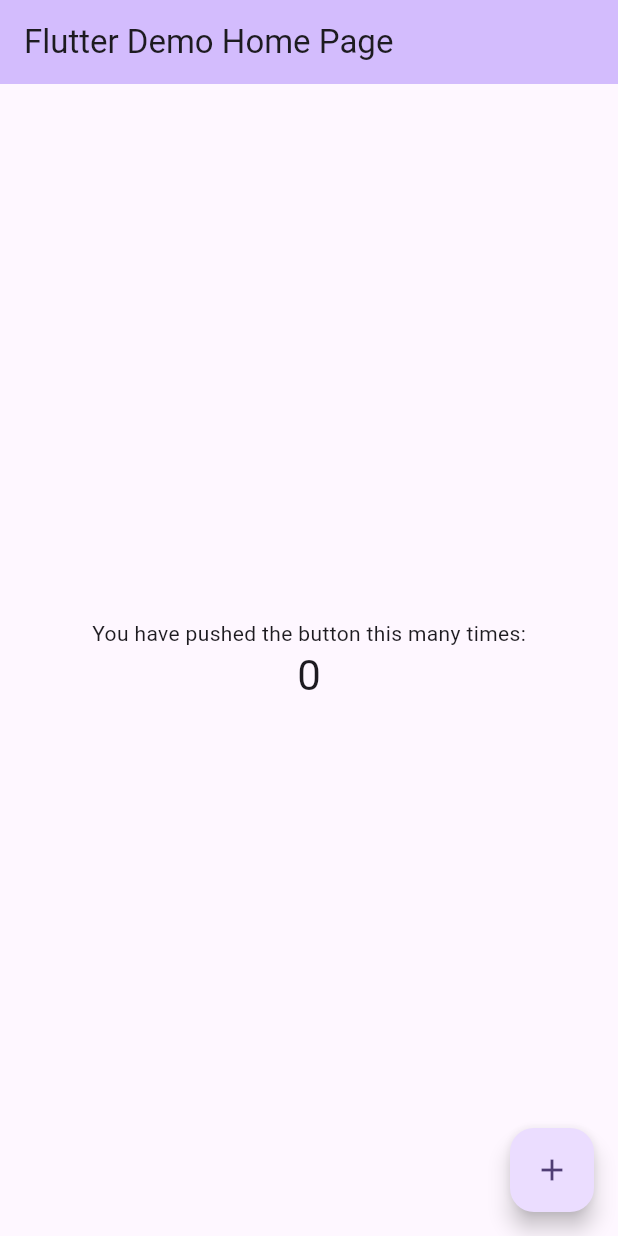
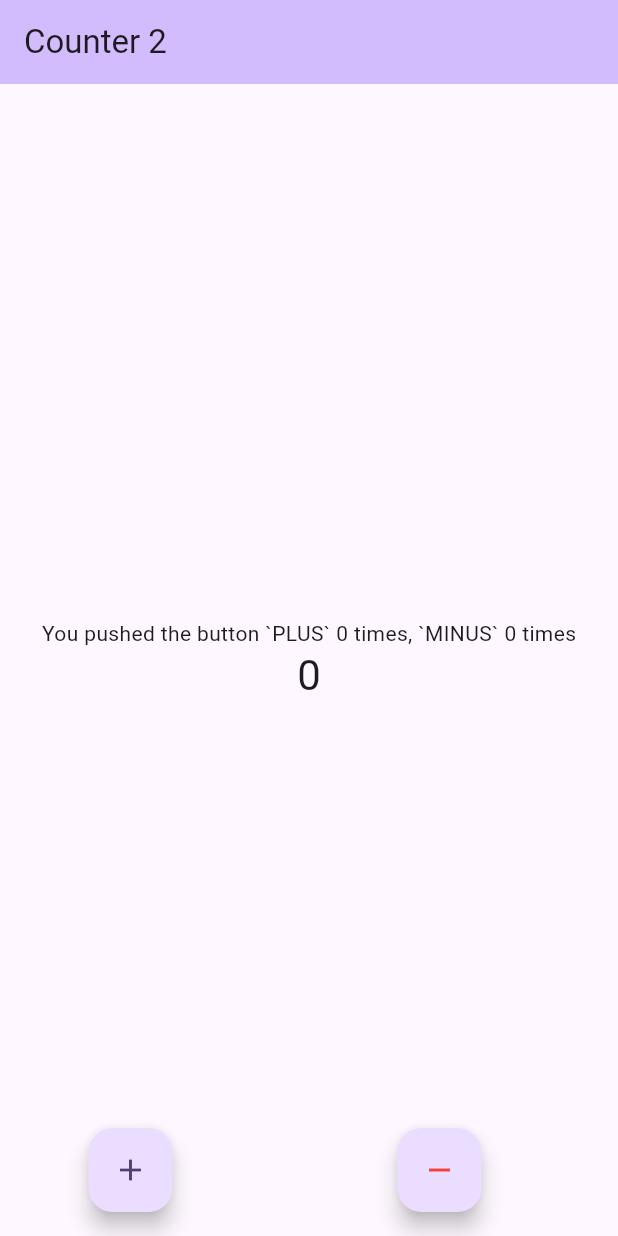
Before and after one commit to Doyal-N/dart_hw, a Flutter app: the screen it shows after launch, on a phone screen of 412 x 824 dp. Run offline on Flutter 3.47's test engine with Material 2 defaults, Android fonts, the phone set to English and light mode, and no system bars.

Commit message:
Home 8 - counter

```diff
--- a/counter_2/lib/main.dart
+++ b/counter_2/lib/main.dart
@@ -7,47 +7,21 @@
 class MyApp extends StatelessWidget {
   const MyApp({super.key});
 
-  // This widget is the root of your application.
   @override
   Widget build(BuildContext context) {
     return MaterialApp(
       title: 'Flutter Demo',
       theme: ThemeData(
-        // This is the theme of your application.
-        //
-        // TRY THIS: Try running your application with "flutter run". You'll see
-        // the application has a blue toolbar. Then, without quitting the app,
-        // try changing the seedColor in the colorScheme below to Colors.green
-        // and then invoke "hot reload" (save your changes or press the "hot
-        // reload" button in a Flutter-supported IDE, or press "r" if you used
-        // the command line to start the app).
-        //
-        // Notice that the counter didn't reset back to zero; the application
-        // state is not lost during the reload. To reset the state, use hot
-        // restart instead.
-        //
-        // This works for code too, not just values: Most code changes can be
-        // tested with just a hot reload.
         colorScheme: ColorScheme.fromSeed(seedColor: Colors.deepPurple),
         useMaterial3: true,
       ),
-      home: const MyHomePage(title: 'Flutter Demo Home Page'),
+      home: const MyHomePage(title: 'Counter 2'),
     );
   }
 }
 
 class MyHomePage extends StatefulWidget {
   const MyHomePage({super.key, required this.title});
-
-  // This widget is the home page of your application. It is stateful, meaning
-  // that it has a State object (defined below) that contains fields that affect
-  // how it looks.
-
-  // This class is the configuration for the state. It holds the values (in this
-  // case the title) provided by the parent (in this case the App widget) and
-  // used by the build method of the State. Fields in a Widget subclass are
-  // always marked "final".
-
   final String title;
 
   @override
@@ -56,57 +30,36 @@
 
 class _MyHomePageState extends State<MyHomePage> {
   int _counter = 0;
+  int _plus = 0;
+  int _minus = 0;
 
   void _incrementCounter() {
     setState(() {
-      // This call to setState tells the Flutter framework that something has
-      // changed in this State, which causes it to rerun the build method below
-      // so that the display can reflect the updated values. If we changed
-      // _counter without calling setState(), then the build method would not be
-      // called again, and so nothing would appear to happen.
       _counter++;
+      _plus++;
+    });
+  }
+
+  void _decrementCounter() {
+    setState(() {
+      _counter--;
+      _minus++;
     });
   }
 
   @override
   Widget build(BuildContext context) {
-    // This method is rerun every time setState is called, for instance as done
-    // by the _incrementCounter method above.
-    //
-    // The Flutter framework has been optimized to make rerunning build methods
-    // fast, so that you can just rebuild anything that needs updating rather
-    // than having to individually change instances of widgets.
     return Scaffold(
       appBar: AppBar(
-        // TRY THIS: Try changing the color here to a specific color (to
-        // Colors.amber, perhaps?) and trigger a hot reload to see the AppBar
-        // change color while the other colors stay the same.
         backgroundColor: Theme.of(context).colorScheme.inversePrimary,
-        // Here we take the value from the MyHomePage object that was created by
-        // the App.build method, and use it to set our appbar title.
         title: Text(widget.title),
       ),
       body: Center(
-        // Center is a layout widget. It takes a single child and positions it
-        // in the middle of the parent.
         child: Column(
-          // Column is also a layout widget. It takes a list of children and
-          // arranges them vertically. By default, it sizes itself to fit its
-          // children horizontally, and tries to be as tall as its parent.
-          //
-          // Column has various properties to control how it sizes itself and
-          // how it positions its children. Here we use mainAxisAlignment to
-          // center the children vertically; the main axis here is the vertical
-          // axis because Columns are vertical (the cross axis would be
-          // horizontal).
-          //
-          // TRY THIS: Invoke "debug painting" (choose the "Toggle Debug Paint"
-          // action in the IDE, or press "p" in the console), to see the
-          // wireframe for each widget.
           mainAxisAlignment: MainAxisAlignment.center,
           children: <Widget>[
-            const Text(
-              'You have pushed the button this many times:',
+            Text(
+              'You pushed the button `PLUS` $_plus times, `MINUS` $_minus times',
             ),
             Text(
               '$_counter',
@@ -115,11 +68,24 @@
           ],
         ),
       ),
-      floatingActionButton: FloatingActionButton(
-        onPressed: _incrementCounter,
-        tooltip: 'Increment',
-        child: const Icon(Icons.add),
-      ), // This trailing comma makes auto-formatting nicer for build methods.
+      floatingActionButton: Row(
+        mainAxisAlignment: MainAxisAlignment.spaceAround,
+        children: [
+          FloatingActionButton(
+            onPressed: _incrementCounter,
+            tooltip: 'Increment',
+            child: const Icon(Icons.add),
+          ),
+          FloatingActionButton(
+            onPressed: _counter == 0 ? null : _decrementCounter,
+            tooltip: 'Decrement',
+            child: const Icon(
+              Icons.remove,
+              color: Colors.red,
+            ),
+          )
+        ],
+      ),
     );
   }
 }
```
